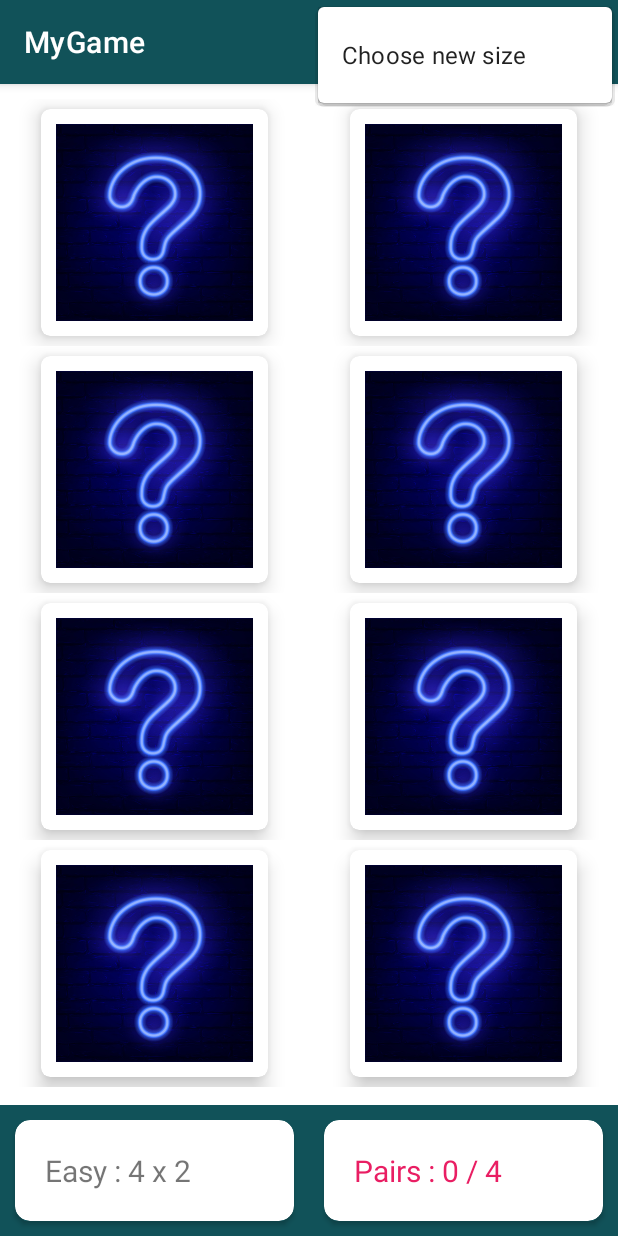
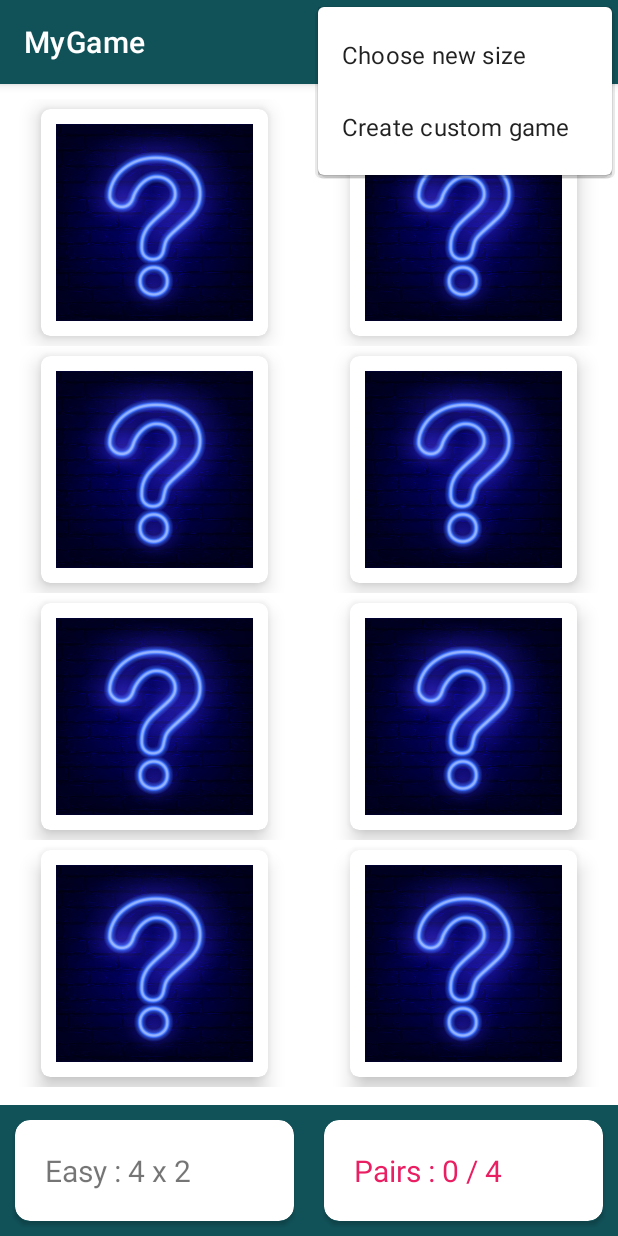
Before and after one commit to davidctn/MixAndMatch, an Android app: the screen it shows after launch (MainActivity), with the options menu open, on a phone screen of 412 x 824 dp. Run offline under Robolectric (Android 15) with nearby library versions, the phone set to English and light mode, and no system bars; libraries missing offline, so code that uses them is left out: com.github.jinatonic.confetti.

Commit message:
Added create custom game activity

```diff
--- a/MyGame/app/src/main/AndroidManifest.xml
+++ b/MyGame/app/src/main/AndroidManifest.xml
@@ -9,7 +9,7 @@
         android:roundIcon="@mipmap/ic_launcher_round"
         android:supportsRtl="true"
         android:theme="@style/Theme.MyGame">
-        <activity android:name=".ToDelete"></activity>
+        <activity android:name=".utility.CreateActivity"></activity>
         <activity
             android:name=".MainActivity"
             android:screenOrientation="portrait">
--- a/MyGame/app/src/main/java/com/project/mygame/utility/Constants.kt
+++ b/MyGame/app/src/main/java/com/project/mygame/utility/Constants.kt
@@ -2,6 +2,7 @@ package com.project.mygame.utility
 
 import com.project.mygame.R
 
+const val EXTRA_BOARD_SIZE = "EXTRA_BOARD_SIZE"
 val DEFAULT_ICONS = listOf(
     R.drawable.ic_5g,
     R.drawable.ic_android,
--- a/MyGame/app/src/main/res/layout/activity_to_delete.xml
+++ b/MyGame/app/src/main/res/layout/activity_create.xml
@@ -4,6 +4,6 @@
     xmlns:tools="http://schemas.android.com/tools"
     android:layout_width="match_parent"
     android:layout_height="match_parent"
-    tools:context=".ToDelete">
+    tools:context=".utility.CreateActivity">
 
 </androidx.constraintlayout.widget.ConstraintLayout>
--- a/MyGame/app/src/main/res/layout/dialog_board_size.xml
+++ b/MyGame/app/src/main/res/layout/dialog_board_size.xml
@@ -20,6 +20,7 @@
             android:id="@+id/gamemodeEasy"
             android:layout_width="match_parent"
             android:layout_height="wrap_content"
+            android:checked="true"
             android:text="Easy (4x2)" />
 
         <RadioButton
--- a/MyGame/app/src/main/res/menu/menu_main.xml
+++ b/MyGame/app/src/main/res/menu/menu_main.xml
@@ -11,4 +11,8 @@
         android:id="@+id/menuitem_chooseSize"
         android:title="Choose new size"
         app:showAsAction="never" />
+    <item
+        android:id="@+id/mi_custom"
+        android:title="Create custom game"
+        app:showAsAction="never" />
 </menu>
```
Also changed, not shown: MyGame/app/src/main/java/com/project/mygame/MainActivity.kt (+24 -0 lines), MyGame/app/src/main/java/com/project/mygame/utility/CreateActivity.kt (renamed from MyGame/app/src/main/java/com/project/mygame/ToDelete.kt, +4 -3 lines).
